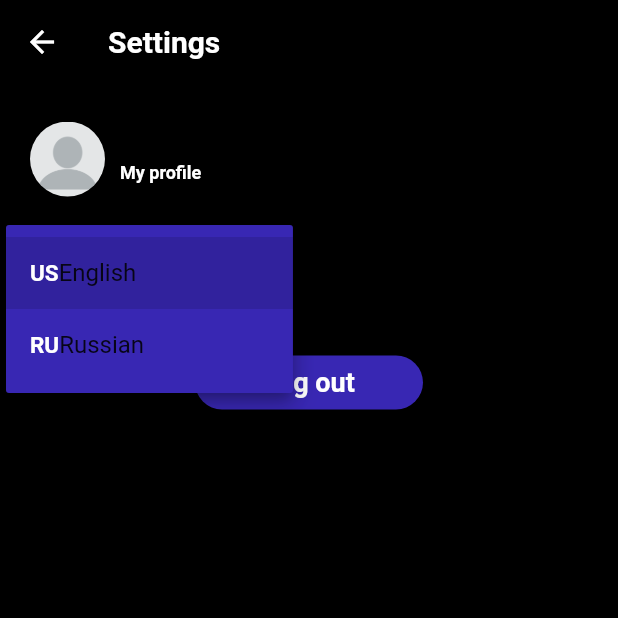
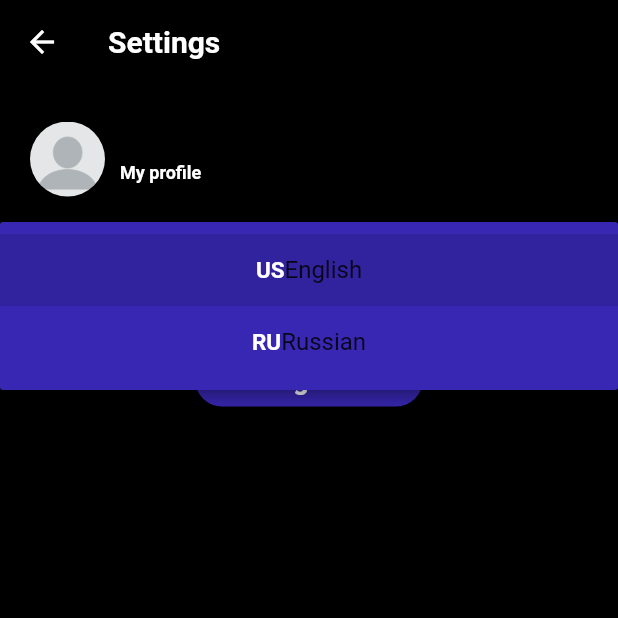
Before and after one commit to dimitrickohub/GelatoApp, a Flutter app: the SettingsPage screen opened directly, after a tap on "Change Language", on a phone screen of 412 x 824 dp, the top half of it. Run offline on Flutter 3.47's test engine with Material 2 defaults, Android fonts, the phone set to English and light mode, and no system bars; our stand-ins replace audioplayers, firebase_auth, firebase_core, flutter_icons, fluttertoast, page_transition and 1 more; missing offline and left inert: fullscreen; accounts and stored records are empty; project files that could hold a hidden picture were left out.

Commit message:
fix switching language

```diff
--- a/lib/screens/settings_page.dart
+++ b/lib/screens/settings_page.dart
@@ -114,15 +114,13 @@ class _SettingsPageState extends State<SettingsPage> {
           SizedBox(
             height: 25,
           ),
-          Padding(
-            padding: const EdgeInsets.only(left: 20),
-            child: Container(
-              width: 50,
-              height: 50,
-              alignment: Alignment.bottomLeft,
+          Container(
+            padding: EdgeInsets.only(left: 20, right: 10),
+            child: DropdownButtonHideUnderline(
               child: DropdownButton<Language>(
                 dropdownColor: primary,
                 iconSize: 30,
+                iconEnabledColor: primary,
                 hint: Text(
                   getTranslated(context, 'change_language'),
                   style: TextStyle(
@@ -136,7 +134,7 @@ class _SettingsPageState extends State<SettingsPage> {
                       (e) => DropdownMenuItem<Language>(
                         value: e,
                         child: Row(
-                          mainAxisAlignment: MainAxisAlignment.start,
+                          mainAxisAlignment: MainAxisAlignment.center,
                           children: <Widget>[
                             Text(
                               e.flag,
```
